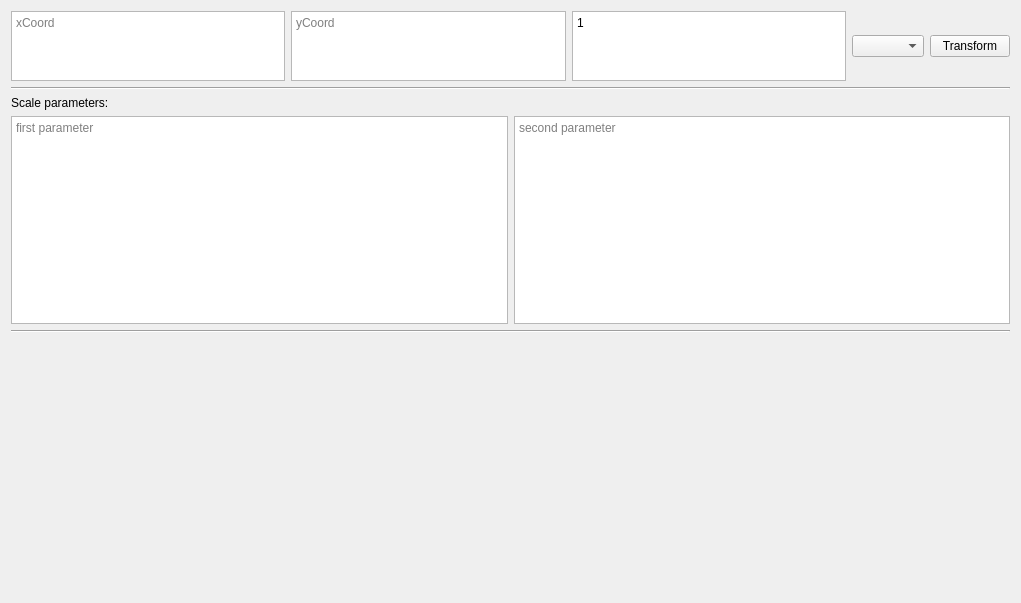
Qt form rc/ui/TransformationWidget.ui (tetricas/CVlabs) before a commit.
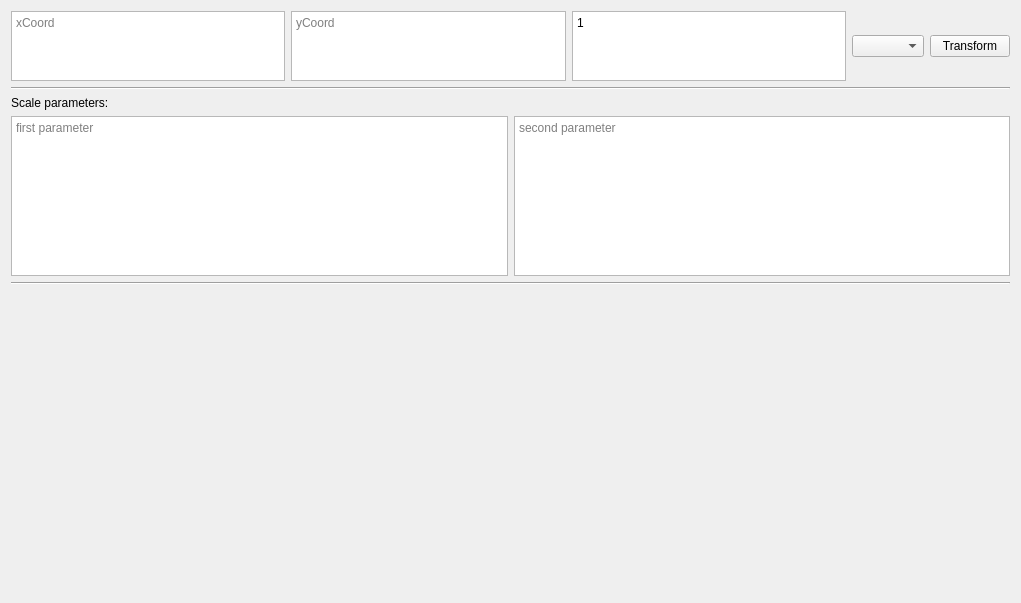
The same form after that commit.

Commit message: added process and output

Patch:
```diff
--- a/rc/ui/TransformationWidget.ui
+++ b/rc/ui/TransformationWidget.ui
@@ -15,7 +15,7 @@
   </property>
   <layout class="QVBoxLayout" name="verticalLayout_2">
    <item>
-    <layout class="QVBoxLayout" name="verticalLayout" stretch="5,0,45,0,50">
+    <layout class="QVBoxLayout" name="verticalLayout" stretch="5,0,30,0,50">
      <item>
       <layout class="QHBoxLayout" name="horizontalLayout">
        <item>
@@ -106,11 +106,53 @@
       </widget>
      </item>
      <item>
-      <widget class="QLabel" name="resultLabel">
-       <property name="text">
-        <string/>
-       </property>
-      </widget>
+      <layout class="QHBoxLayout" name="outputLayout" stretch="33,33,33">
+       <item>
+        <widget class="QLabel" name="inputLabel">
+         <property name="font">
+          <font>
+           <pointsize>12</pointsize>
+          </font>
+         </property>
+         <property name="text">
+          <string/>
+         </property>
+         <property name="alignment">
+          <set>Qt::AlignCenter</set>
+         </property>
+        </widget>
+       </item>
+       <item>
+        <widget class="QLabel" name="transformLabel">
+         <property name="font">
+          <font>
+           <pointsize>12</pointsize>
+          </font>
+         </property>
+         <property name="text">
+          <string/>
+         </property>
+         <property name="alignment">
+          <set>Qt::AlignCenter</set>
+         </property>
+        </widget>
+       </item>
+       <item>
+        <widget class="QLabel" name="outputLabel">
+         <property name="font">
+          <font>
+           <pointsize>12</pointsize>
+          </font>
+         </property>
+         <property name="text">
+          <string/>
+         </property>
+         <property name="alignment">
+          <set>Qt::AlignCenter</set>
+         </property>
+        </widget>
+       </item>
+      </layout>
      </item>
     </layout>
    </item>
```
Left out of the diff: 2 changed lines with no effect on the pictures. The commit also changes 2 other files.
